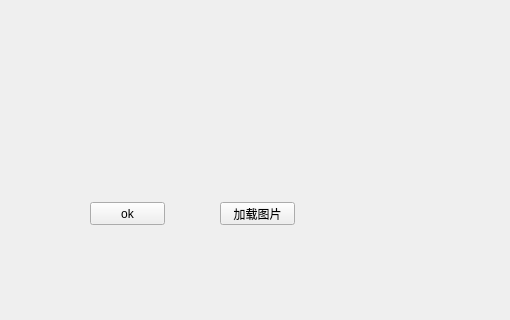
Qt form myQt/myQt.ui (Silverqwx/Qt-) before a commit; both pictures show x 0 to 510 and y 325 to 645 of the 965 by 645 pixel window.
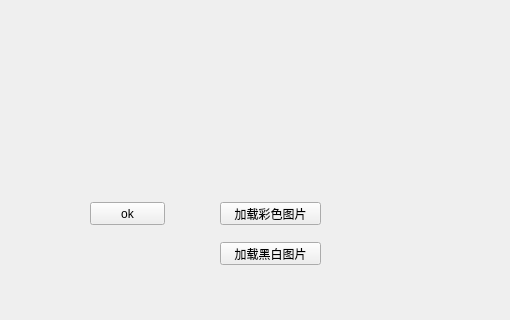
The same form after that commit.

Diff of the .ui file:
```diff
--- a/myQt/myQt.ui
+++ b/myQt/myQt.ui
@@ -38,12 +38,12 @@
      <rect>
       <x>220</x>
       <y>510</y>
-      <width>75</width>
+      <width>101</width>
       <height>23</height>
      </rect>
     </property>
     <property name="text">
-     <string>加载图片</string>
+     <string>加载彩色图片</string>
     </property>
    </widget>
    <widget class="QLabel" name="label_2">
@@ -59,6 +59,19 @@
      <string>TextLabel</string>
     </property>
    </widget>
+   <widget class="QPushButton" name="load_gray_image">
+    <property name="geometry">
+     <rect>
+      <x>220</x>
+      <y>550</y>
+      <width>101</width>
+      <height>23</height>
+     </rect>
+    </property>
+    <property name="text">
+     <string>加载黑白图片</string>
+    </property>
+   </widget>
   </widget>
   <widget class="QMenuBar" name="menuBar">
    <property name="geometry">
```
Left out of the diff: 2 changed lines with no effect on the pictures.
